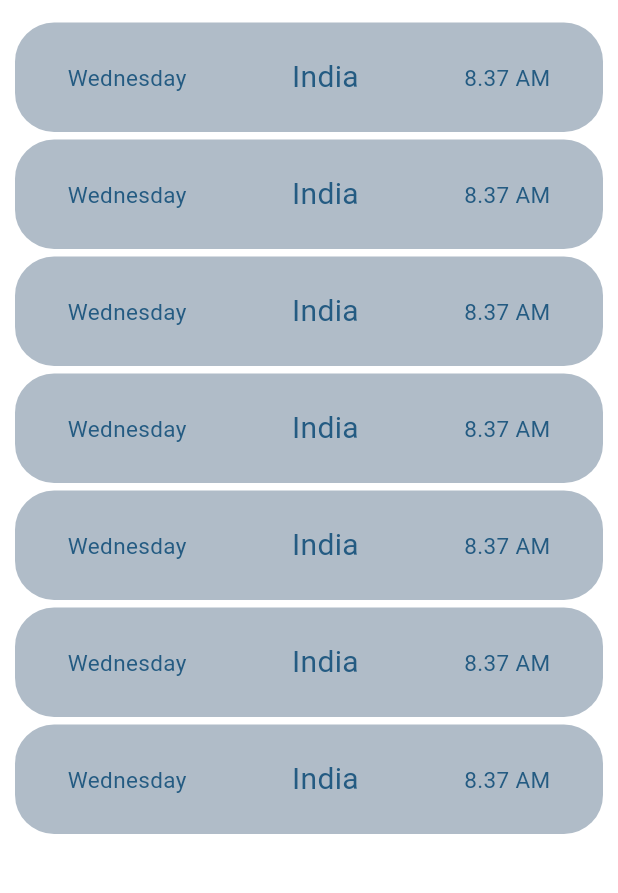
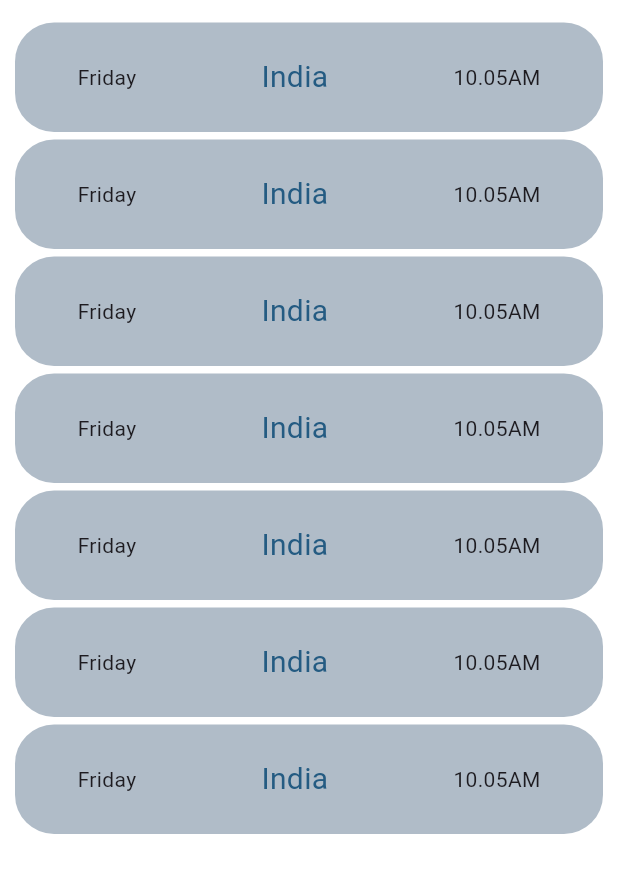
Before and after one commit to mohammedsalih096/weather_app, a Flutter app: the screen it shows after launch, in the side drawer, after a tap on "History", on a phone screen of 412 x 824 dp, the part 84-977 px from its top. Run offline on Flutter 3.47's test engine with Material 3 defaults, Android fonts, the phone set to English and light mode, and no system bars; our stand-ins replace geolocator, get.

Commit message:
rescent commit

```diff
--- a/lib/history.dart
+++ b/lib/history.dart
@@ -2,6 +2,8 @@ import 'package:flutter/cupertino.dart';
 import 'package:flutter/material.dart';
 import 'package:get/get.dart';
 import 'package:task1/controllers/theme_controller.dart';
+import 'package:task1/widgets/current_day.dart';
+import 'package:task1/widgets/current_time.dart';
 
 class HistoryPage extends StatelessWidget {
   const HistoryPage({super.key});
@@ -50,26 +52,14 @@ class HistoryPage extends StatelessWidget {
                             child: Row(
                               mainAxisAlignment: MainAxisAlignment.spaceAround,
                               children: [
-                                Text(
-                                  "Wednesday",
-                                  style: TextStyle(
-                                      fontSize: 15,
-                                      color: isDarkMode
-                                          ? Color(0xffFFFFFF)
-                                          : Color(0xff245B82)),
-                                ),
+                                CurrentDay(),
                                 Text("India",
                                     style: TextStyle(
                                         fontSize: 20,
                                         color: isDarkMode
                                             ? Color(0xffFFFFFF)
                                             : Color(0xff245B82))),
-                                Text("8.37 AM",
-                                    style: TextStyle(
-                                        fontSize: 15,
-                                        color: isDarkMode
-                                            ? Color(0xffFFFFFF)
-                                            : Color(0xff245B82))),
+                                CurrentTime()
                               ],
                             )),
                       ),
--- a/lib/weather_screen.dart
+++ b/lib/weather_screen.dart
@@ -4,6 +4,8 @@ import 'package:geolocator/geolocator.dart';
 import 'package:get/get.dart';
 import 'package:task1/controllers/theme_controller.dart';
 import 'package:task1/weather_sevices.dart';
+import 'package:task1/widgets/current_day.dart';
+import 'package:task1/widgets/current_time.dart';
 import 'package:task1/widgets/drawer.dart';
 
 class WeatherScreen extends StatefulWidget {
@@ -97,12 +99,14 @@ class _WeatherScreenState extends State<WeatherScreen> {
       int? humidity;
       double? windSpeed;
       String? description;
+      int? pressure;
       if (weatherData != null) {
         double temperatureKelvin = weatherData!['main']['temp'];
         temperatureCelsius = temperatureKelvin - 273.15;
         humidity = weatherData!['main']['humidity'];
         windSpeed = weatherData!['wind']['speed'];
         description = weatherData!['weather'][0]['description'];
+        pressure = weatherData!["main"]["pressure"];
       }
 
       return Scaffold(
@@ -239,8 +243,8 @@ class _WeatherScreenState extends State<WeatherScreen> {
                                         : Color(0xff245B82),
                                   ),
                                   Text(
-                                    humidity != null
-                                        ? "${humidity}%"
+                                    pressure != null
+                                        ? "${pressure}%"
                                         : "Loading",
                                     style: TextStyle(
                                       fontSize: 19,
@@ -335,14 +339,8 @@ class _WeatherScreenState extends State<WeatherScreen> {
                             child: Column(
                               mainAxisAlignment: MainAxisAlignment.center,
                               children: [
-                                Text(
-                                  "09:00AM",
-                                  style: TextStyle(
-                                    fontSize: 22,
-                                    color: isDarkMode
-                                        ? Color(0xffFFFFFF)
-                                        : Color(0xff245B82),
-                                  ),
+                                CurrentTime(
+                                  style: TextStyle(fontSize: 24),
                                 ),
                                 Row(
                                   mainAxisAlignment:
@@ -462,24 +460,10 @@ class _WeatherScreenState extends State<WeatherScreen> {
                               child: Column(
                                 mainAxisAlignment: MainAxisAlignment.center,
                                 children: [
-                                  Text(
-                                    "Wed",
-                                    style: TextStyle(
-                                      fontSize: 16,
-                                      color: isDarkMode
-                                          ? Color(0xffFFFFFF)
-                                          : Color(0xff245B82),
-                                    ),
-                                  ),
-                                  Text(
-                                    "9 PM",
-                                    style: TextStyle(
-                                      fontSize: 19,
-                                      color: isDarkMode
-                                          ? Color(0xffFFFFFF)
-                                          : Color(0xff245B82),
-                                    ),
-                                  ),
+                                  CurrentDay(),
+                                  CurrentTime(
+                                    style: TextStyle(fontSize: 15),
+                                  )
                                 ],
                               ),
                             ),
--- /dev/null
+++ b/lib/widgets/current_day.dart
@@ -0,0 +1,14 @@
+import 'package:flutter/material.dart';
+import 'package:intl/intl.dart';
+
+class CurrentDay extends StatelessWidget {
+  const CurrentDay();
+  @override
+  Widget build(BuildContext context) {
+    DateTime now = DateTime.now();
+    String formatedDay = DateFormat('EEEE').format(now);
+    return Text(
+      '$formatedDay',
+    );
+  }
+}
--- /dev/null
+++ b/lib/widgets/current_time.dart
@@ -0,0 +1,17 @@
+import 'package:flutter/material.dart';
+import 'package:intl/intl.dart';
+
+class CurrentTime extends StatelessWidget {
+  final TextStyle? style;
+
+  const CurrentTime({super.key, this.style});
+  @override
+  Widget build(BuildContext context) {
+    DateTime now = DateTime.now();
+    String formattedTime = DateFormat('HH.MM').format(now);
+    return Text(
+      '$formattedTime' + "AM",
+      style: style,
+    );
+  }
+}
--- a/pubspec.yaml
+++ b/pubspec.yaml
@@ -38,6 +38,7 @@ dependencies:
   get: ^4.6.6
   geolocator:
   http:
+  intl: ^0.19.0
 
 dev_dependencies:
   flutter_test:
```
Also changed, not shown: pubspec.lock.
